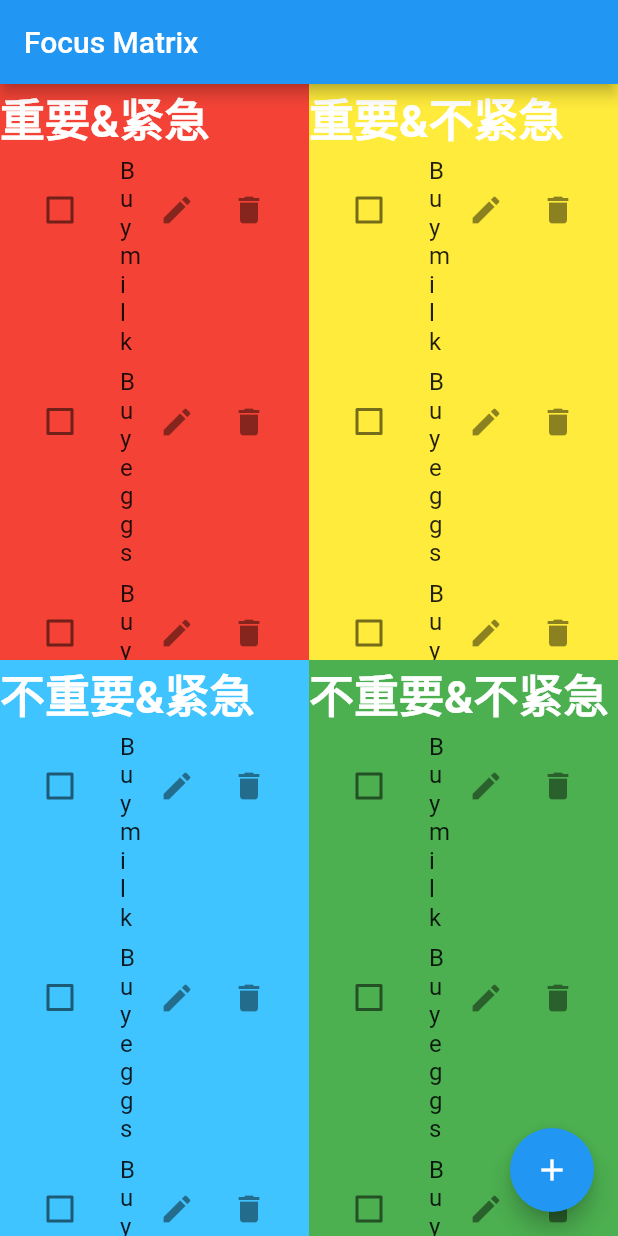
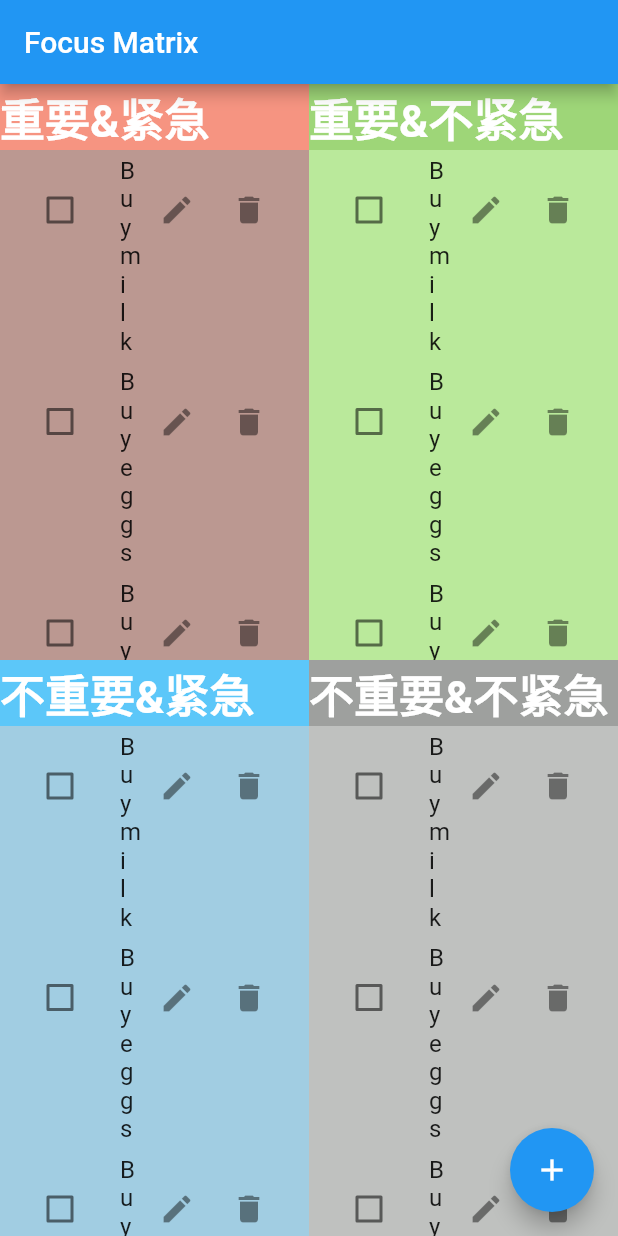
Before and after one commit to stong1994/best_todo, a Flutter app: the screen it shows after launch, on a phone screen of 412 x 824 dp. Run offline on Flutter 3.47's test engine with Material 2 defaults, Android fonts, the phone set to English and light mode, and no system bars.

Commit message:
更改配色

```diff
--- a/lib/focus_matrix.dart
+++ b/lib/focus_matrix.dart
@@ -34,19 +34,21 @@ class _FocusMatrixState extends State<FocusMatrix> {
               children: [
                 Expanded(
                   child: Container(
-                    color: Colors.red,
+                    color: Color.fromARGB(255, 246, 148, 129),
                     child: TaskList(
                       important: true,
                       urgent: true,
+                      color: Color.fromARGB(255, 187, 152, 145),
                     ),
                   ),
                 ),
                 Expanded(
                   child: Container(
-                    color: Colors.yellow,
+                    color: Color.fromARGB(211, 139, 207, 93),
                     child: TaskList(
                       important: true,
                       urgent: false,
+                      color: Color.fromARGB(211, 192, 237, 162),
                     ),
                   ),
                 ),
@@ -59,19 +61,21 @@ class _FocusMatrixState extends State<FocusMatrix> {
               children: [
                 Expanded(
                   child: Container(
-                    color: Colors.lightBlueAccent,
+                    color: Color.fromARGB(255, 92, 199, 249),
                     child: TaskList(
                       important: false,
                       urgent: true,
+                      color: Color.fromARGB(255, 161, 205, 226),
                     ),
                   ),
                 ),
                 Expanded(
                   child: Container(
-                    color: Colors.green,
+                    color: Color.fromARGB(255, 158, 160, 158),
                     child: TaskList(
                       important: false,
                       urgent: false,
+                      color: Color.fromARGB(255, 191, 193, 191),
                     ),
                   ),
                 ),
@@ -138,11 +142,12 @@ class _FocusMatrixState extends State<FocusMatrix> {
 class TaskList extends StatefulWidget {
   final bool important;
   final bool urgent;
+  final Color color;
 
-  TaskList({required this.important, required this.urgent});
+  TaskList({required this.important, required this.urgent, required this.color});
 
   @override
-  _TaskListState createState() => _TaskListState(title: this.getTitle());
+  _TaskListState createState() => _TaskListState(title: this.getTitle(), color: this.color);
 
   String getTitle() {
     if (this.important && this.urgent) {
@@ -159,9 +164,10 @@ class TaskList extends StatefulWidget {
 
 class _TaskListState extends State<TaskList> {
   final String title;
+  final Color color;
   late List<Task> tasks;
 
-  _TaskListState({required this.title});
+  _TaskListState({required this.title, required this.color});
 
   @override
   void initState() {
@@ -185,7 +191,12 @@ class _TaskListState extends State<TaskList> {
           Expanded(
               child: Consumer<TaskData>(builder: (context, taskData, child) {
             ScrollController _scrollController = ScrollController();
-            return ListView.builder(
+
+            return Container(
+              decoration: BoxDecoration(
+                color: this.color,
+              ),
+              child: ListView.builder(
                 controller: _scrollController,
                 itemCount: taskData.taskCount,
                 itemBuilder: (context, index) {
@@ -210,6 +221,7 @@ class _TaskListState extends State<TaskList> {
                     },
                   );
                 },
+              ),
             );
           }))
         ]);
```
Lines whose indentation alone changed are shown as unchanged.
